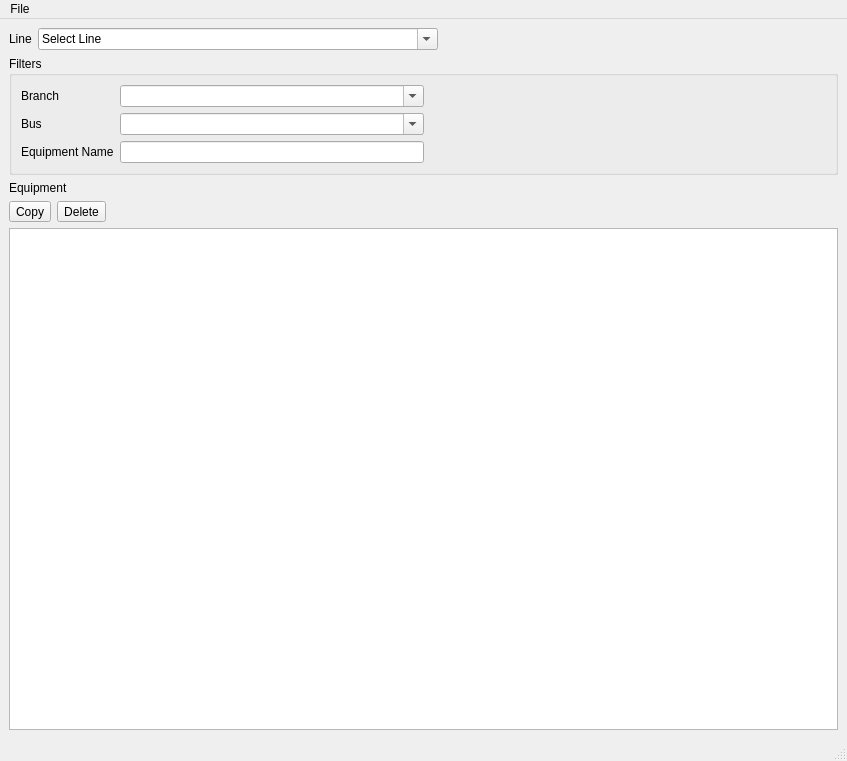
Old version of the form sql_example_ui.ui in the repository bradh11/pyqt_db.
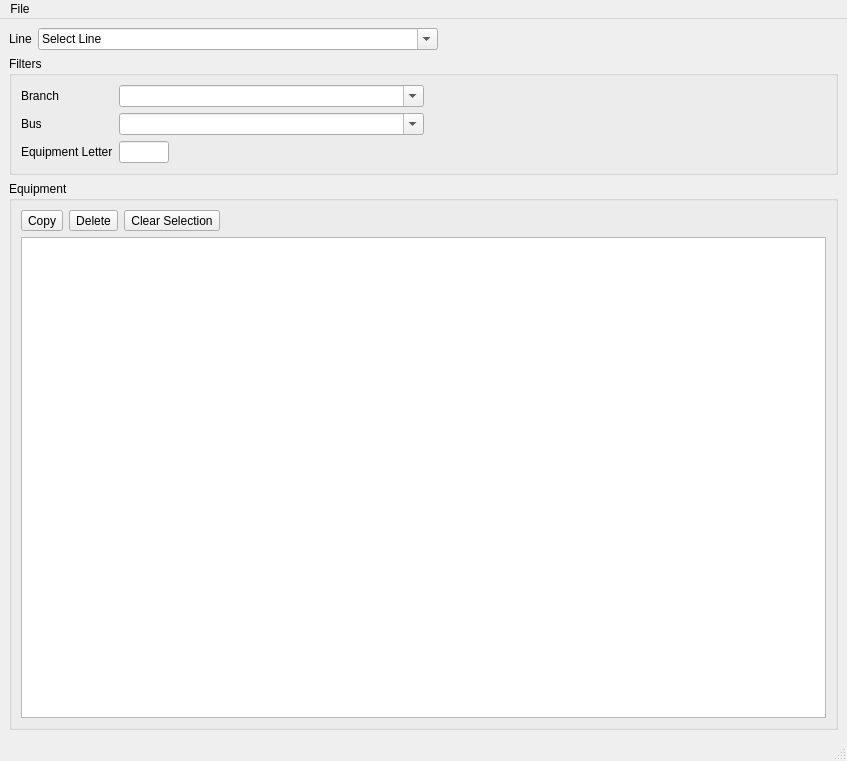
New version of the form. Custom widgets are drawn as their Qt base class.

Patch:
```diff
--- a/sql_example_ui.ui
+++ b/sql_example_ui.ui
@@ -63,11 +63,23 @@
       <property name="title">
        <string>Filters</string>
       </property>
-      <layout class="QVBoxLayout" name="verticalLayout">
-       <item>
-        <layout class="QHBoxLayout" name="horizontalLayout_3">
+      <layout class="QHBoxLayout" name="horizontalLayout_4">
          <item>
           <layout class="QFormLayout" name="formLayout">
+         <item row="2" column="0">
+          <widget class="QLabel" name="label">
+           <property name="text">
+            <string>Equipment Letter</string>
+           </property>
+          </widget>
+         </item>
+         <item row="1" column="0">
+          <widget class="QLabel" name="label_3">
+           <property name="text">
+            <string>Bus</string>
+           </property>
+          </widget>
+         </item>
            <item row="0" column="0">
             <widget class="QLabel" name="label_2">
              <property name="text">
@@ -85,13 +97,6 @@
              </property>
             </widget>
            </item>
-           <item row="1" column="0">
-            <widget class="QLabel" name="label_3">
-             <property name="text">
-              <string>Bus</string>
-             </property>
-            </widget>
-           </item>
            <item row="1" column="1">
             <widget class="QComboBox" name="filterBus">
              <property name="editable">
@@ -102,15 +107,35 @@
              </property>
             </widget>
            </item>
-           <item row="2" column="0">
-            <widget class="QLabel" name="label">
-             <property name="text">
-              <string>Equipment Name</string>
-             </property>
-            </widget>
-           </item>
            <item row="2" column="1">
-            <widget class="QLineEdit" name="filterEquipment"/>
+          <layout class="QHBoxLayout" name="horizontalLayout_3">
+           <item>
+            <widget class="QLineEdit" name="filterEquipment">
+             <property name="maximumSize">
+              <size>
+               <width>50</width>
+               <height>16777215</height>
+              </size>
+             </property>
+             <property name="maxLength">
+              <number>8</number>
+             </property>
+            </widget>
+           </item>
+           <item>
+            <spacer name="horizontalSpacer_4">
+             <property name="orientation">
+              <enum>Qt::Horizontal</enum>
+             </property>
+             <property name="sizeHint" stdset="0">
+              <size>
+               <width>40</width>
+               <height>20</height>
+              </size>
+             </property>
+            </spacer>
+           </item>
+          </layout>
            </item>
           </layout>
          </item>
@@ -128,17 +153,14 @@
           </spacer>
          </item>
         </layout>
-       </item>
-      </layout>
      </widget>
     </item>
     <item>
-     <widget class="QLabel" name="label_6">
-      <property name="text">
+     <widget class="QGroupBox" name="groupBox_2">
+      <property name="title">
        <string>Equipment</string>
       </property>
-     </widget>
-    </item>
+      <layout class="QVBoxLayout" name="verticalLayout">
     <item>
      <layout class="QHBoxLayout" name="horizontalLayout">
       <item>
@@ -155,6 +177,13 @@
         </property>
        </widget>
       </item>
+         <item>
+          <widget class="QToolButton" name="clearSelection">
+           <property name="text">
+            <string>Clear Selection</string>
+           </property>
+          </widget>
+         </item>
       <item>
        <spacer name="horizontalSpacer_3">
         <property name="orientation">
@@ -171,7 +200,7 @@
      </layout>
     </item>
     <item>
-     <widget class="QTableView" name="tableView">
+        <widget class="CustomTableView" name="tableView">
       <property name="selectionMode">
        <enum>QAbstractItemView::SingleSelection</enum>
       </property>
@@ -184,10 +213,9 @@
      </widget>
     </item>
    </layout>
-   <zorder>tableView</zorder>
-   <zorder>label_6</zorder>
-   <zorder>groupBox</zorder>
-   <zorder>horizontalLayoutWidget</zorder>
+     </widget>
+    </item>
+   </layout>
   </widget>
   <widget class="QMenuBar" name="menubar">
    <property name="geometry">
@@ -213,6 +241,13 @@
    </property>
   </action>
  </widget>
+ <customwidgets>
+  <customwidget>
+   <class>CustomTableView</class>
+   <extends>QTableView</extends>
+   <header>customtableview.h</header>
+  </customwidget>
+ </customwidgets>
  <resources/>
  <connections/>
 </ui>
```
Lines whose indentation alone changed are shown as unchanged.
